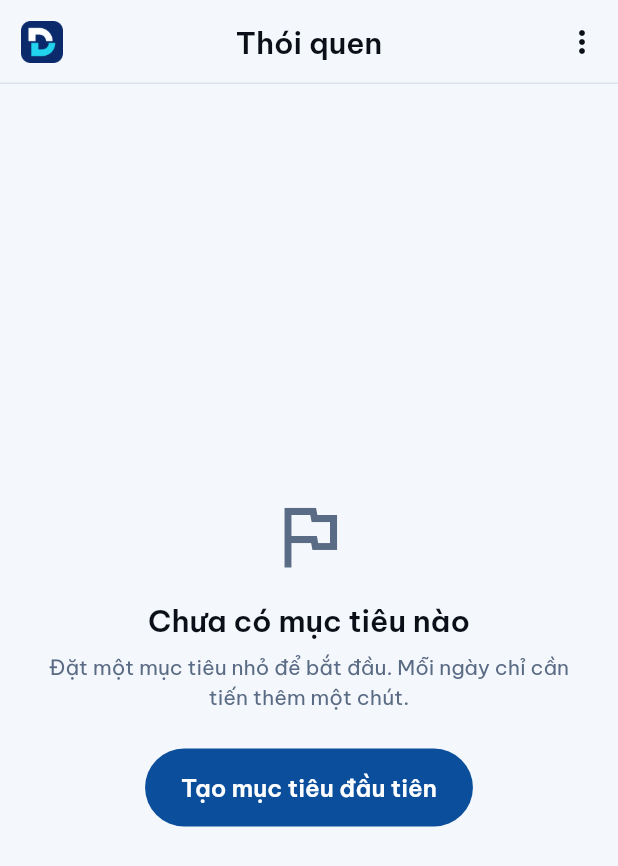
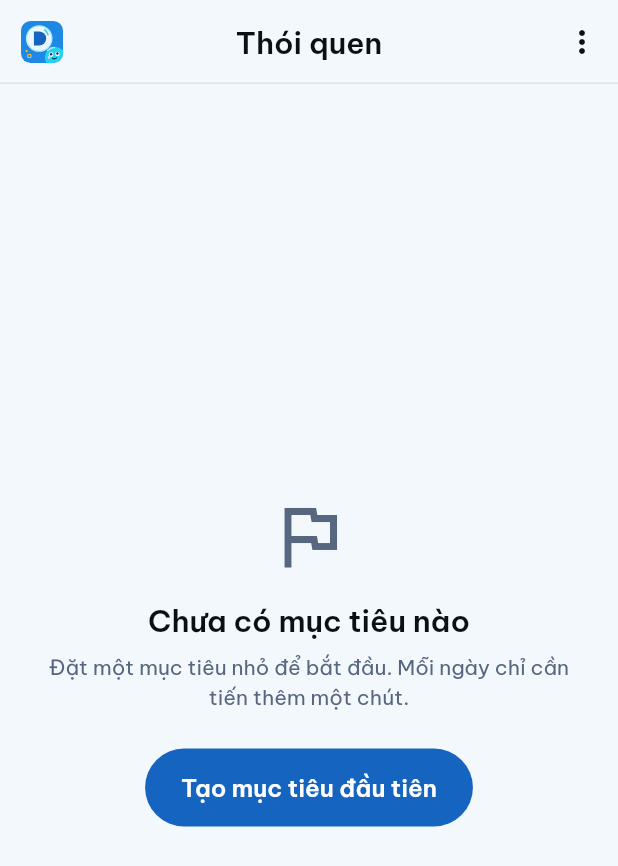
Before and after one commit to KhangDeepTry2211/Disgret, a Flutter app: the HabitsScreen screen opened directly, on a phone screen of 412 x 824 dp. Shown: the top 866 px of the screen. Run offline on Flutter 3.47's test engine with Material 3 defaults, Android fonts, the phone set to English and light mode, and no system bars; our stand-ins replace fl_chart, flutter_riverpod, flutter_svg, go_router, google_fonts, hive and 4 more; accounts and stored records are empty.

Commit message:
feat: new logo and the "Biển nắng" palette (008)
008-T001..T003. The lead chose logo C2 (a blue D in a white bubble,
Gret peeking from the bottom-right corner of a #1E88E5 tile) and the
"Biển nắng" palette after a preview.

- assets/branding/logo.svg drawn by AppLogo with flutter_svg; the old
  temporary logo_tam.png is removed.
- Theme: primary #1565C0 / #1B6ED4, links #0D47A1 / #6CB6FF, rings
  #0097A7 / #4DD0E1, sun #FFC93C with #5C3D00 text, new backgrounds
  and heat map; contrast pinned in test/brand_test.dart. Pearl count
  uses the sun colour.
- Launcher icon and splash regenerated on #1E88E5 from PNGs rendered
  from the SVGs; the adaptive icon and splash use a tile-free version
  (logo_free.svg) so the circle mask never cuts Gret.
- Kotlin colors.xml follows (#07111F, #4DD0E1).
- ios/ left unchanged: unsupported, and the icon tool breaks an iOS
  build setting.

Gate: dart format, flutter analyze, flutter test 701/701. Checked on
Pixel_8_API_35 (light theme): header, splash, launcher icon.

Co-Authored-By: Claude Opus 5.5 <noreply@anthropic.com>

```diff
--- a/lib/screens/today_screen.dart
+++ b/lib/screens/today_screen.dart
@@ -186,7 +186,7 @@ class _CornerButton extends ConsumerWidget {
                 Icon(AppIcons.wardrobe, color: theme.colorScheme.primary),
                 const SizedBox(width: AppSpacing.xs),
                 Text('$pearls', style: theme.textTheme.labelLarge),
-                Icon(AppIcons.pearl, size: AppSpacing.md, color: AppSea.fishFin),
+                Icon(AppIcons.pearl, size: AppSpacing.md, color: AppColors.sun),
               ],
             ),
           ),
--- a/lib/theme/app_theme.dart
+++ b/lib/theme/app_theme.dart
@@ -15,38 +15,50 @@ class AppColors {
   /// Header over the full-bleed sea on Hôm nay (feature 003).
   static const Color transparent = Color(0x00000000);
 
-  // Chế độ tối (A – Biển đêm).
-  static const Color darkBackground = Color(0xFF06090F);
-  static const Color darkSurface = Color(0xFF0E1726);
-  static const Color darkDivider = Color(0xFF1C2940);
+  // 5.2 Bảng màu "Biển nắng" (feature 008): sea blue, aqua and sun yellow. Contrast is checked in
+  // test/brand_test.dart.
+
+  /// Logo tile, launcher icon and splash background.
+  static const Color brand = Color(0xFF1E88E5);
+
+  /// Sun highlight for pearls and celebrations, with the text colour that reads on it.
+  static const Color sun = Color(0xFFFFC93C);
+  static const Color onSun = Color(0xFF5C3D00);
+
+  // Chế độ tối.
+  static const Color darkBackground = Color(0xFF07111F);
+  static const Color darkSurface = Color(0xFF0F1C2E);
+  static const Color darkDivider = Color(0xFF1F3350);
   static const Color darkText = Color(0xFFE8F1FF);
-  static const Color darkTextSecondary = Color(0xFF8A9BB5);
-  static const Color darkPrimary = Color(0xFF1F7AE0);
-  static const Color darkAccent = Color(0xFF4CC9F0);
+  static const Color darkTextSecondary = Color(0xFF8FA3BF);
+  static const Color darkPrimary = Color(0xFF1B6ED4);
+  static const Color darkLink = Color(0xFF6CB6FF);
+  static const Color darkAccent = Color(0xFF4DD0E1);
   static const Color darkError = Color(0xFFF2B8B5);
 
-  // Chế độ sáng (B – Mực & đại dương).
-  static const Color lightBackground = Color(0xFFF4F7FB);
+  // Chế độ sáng.
+  static const Color lightBackground = Color(0xFFF3F8FD);
   static const Color lightSurface = Color(0xFFFFFFFF);
-  static const Color lightDivider = Color(0xFFDCE3EE);
+  static const Color lightDivider = Color(0xFFD8E4F0);
   static const Color lightText = Color(0xFF0B0F17);
-  static const Color lightTextSecondary = Color(0xFF5A6B85);
-  static const Color lightPrimary = Color(0xFF0B4F9C);
-  static const Color lightAccent = Color(0xFF1E9BD7);
+  static const Color lightTextSecondary = Color(0xFF56677F);
+  static const Color lightPrimary = Color(0xFF1565C0);
+  static const Color lightLink = Color(0xFF0D47A1);
+  static const Color lightAccent = Color(0xFF0097A7);
   static const Color lightError = Color(0xFFB3261E);
 
   // Lịch nhiệt 4 mức (heat0 = ít nhất, heat3 = nhiều nhất).
   static const List<Color> darkHeat = [
-    Color(0xFF12233D),
-    Color(0xFF163E6E),
-    Color(0xFF1F7AE0),
-    Color(0xFF4CC9F0),
+    Color(0xFF10233D),
+    Color(0xFF174A80),
+    Color(0xFF1B6ED4),
+    Color(0xFF4DD0E1),
   ];
   static const List<Color> lightHeat = [
-    Color(0xFFE3ECF7),
-    Color(0xFFA9C8EA),
-    Color(0xFF3D86D1),
-    Color(0xFF0B4F9C),
+    Color(0xFFE3F2FD),
+    Color(0xFF90CAF9),
+    Color(0xFF42A5F5),
+    Color(0xFF1565C0),
   ];
 
   /// Lấy 4 màu lịch nhiệt theo chế độ sáng/tối hiện tại.
@@ -763,9 +775,8 @@ class AppTheme {
     brightness: Brightness.light,
     primary: AppColors.lightPrimary,
     onPrimary: AppColors.white,
-    // Xanh nhấn #1E9BD7 hơi nhạt để làm chữ trên nền trắng, nên chữ và trạng thái đang chọn
-    // dùng xanh biển đậm.
-    secondary: AppColors.lightPrimary,
+    // Links and selected items use a deeper blue so they read on the light background.
+    secondary: AppColors.lightLink,
     onSecondary: AppColors.white,
     tertiary: AppColors.lightAccent,
     onTertiary: AppColors.white,
@@ -788,7 +799,7 @@ class AppTheme {
     brightness: Brightness.dark,
     primary: AppColors.darkPrimary,
     onPrimary: AppColors.white,
-    secondary: AppColors.darkAccent,
+    secondary: AppColors.darkLink,
     onSecondary: AppColors.darkBackground,
     tertiary: AppColors.darkAccent,
     onTertiary: AppColors.darkBackground,
--- a/lib/widgets/app_logo.dart
+++ b/lib/widgets/app_logo.dart
@@ -1,15 +1,18 @@
-// 5.2 Logo DisGret. Khi nhóm có file gốc, chỉ cần thay file ảnh cùng tên.
+// 5.2 Logo DisGret (spec 008): a white bubble holding a blue "D", with Gret peeking up from the
+// bottom-right corner of a sunny-sea blue tile. One SVG source, drawn crisp at every size; the
+// launcher icon and splash PNGs are rendered from the same file.
+import 'package:flutter_svg/flutter_svg.dart';
 import 'package:material_ui/material_ui.dart';
 
 class AppLogo extends StatelessWidget {
   const AppLogo({this.size = 32, super.key});
 
-  static const String assetPath = 'assets/branding/logo_tam.png';
+  static const String assetPath = 'assets/branding/logo.svg';
 
   final double size;
 
   @override
   Widget build(BuildContext context) {
-    return Image.asset(assetPath, width: size, height: size, semanticLabel: 'Logo DisGret');
+    return SvgPicture.asset(assetPath, width: size, height: size, semanticsLabel: 'Logo DisGret');
   }
 }
```
Also changed, not shown: pubspec.yaml (+15 -11 lines), assets/branding/logo.svg (added), assets/branding/logo_tam.png (deleted), assets/launcher/logo.png (added), assets/launcher/logo_foreground.png, assets/launcher/logo_free.svg (added), assets/launcher/splash_android12.png (added), assets/launcher/splash_logo.png (added), 37 other files.
